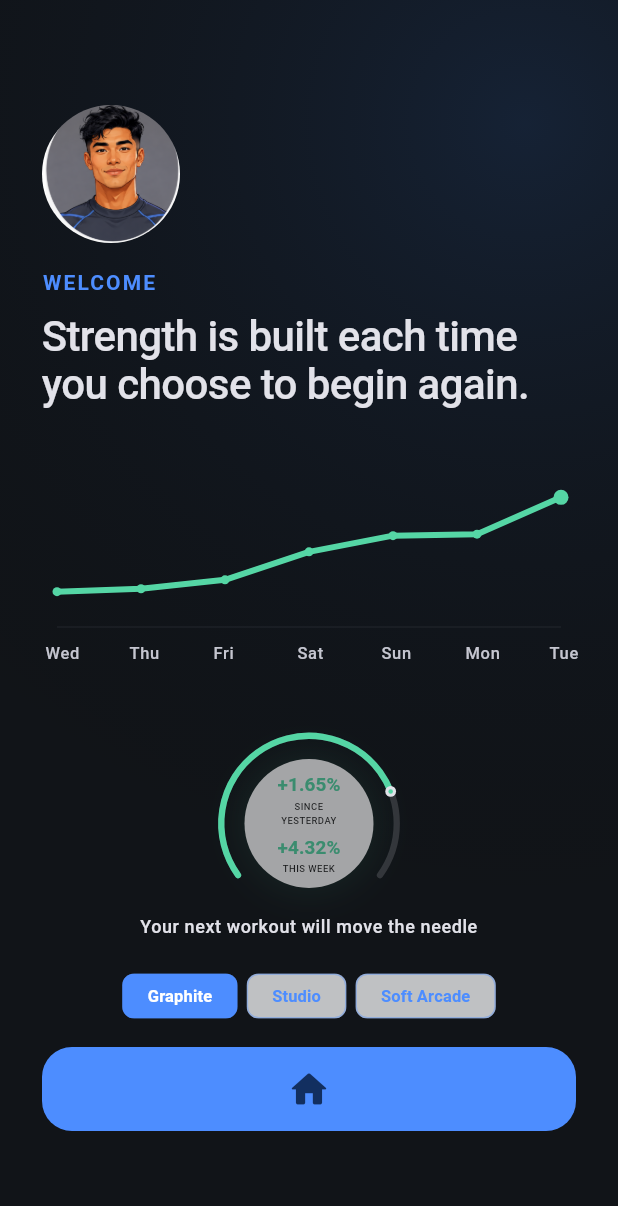
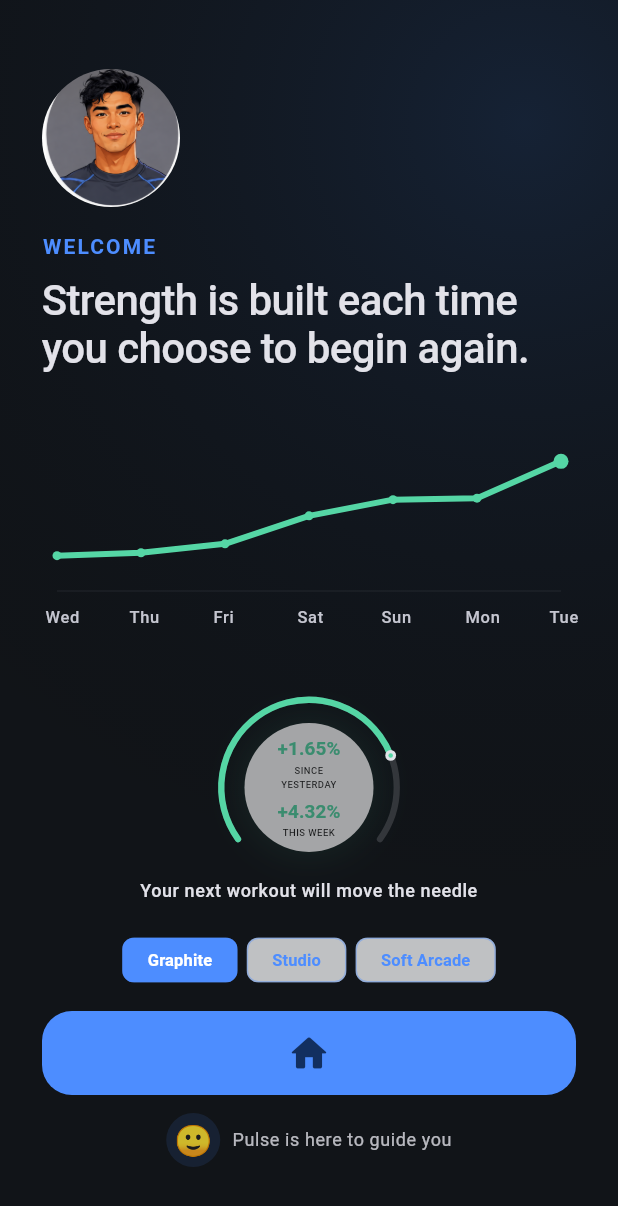
Before and after one commit to HyperspaceArchitecture/fitpulse, a Flutter app: the screen it shows after launch, on a phone screen of 412 x 824 dp. Shown: the top 1206 px of the screen. Run offline on Flutter 3.47's test engine with Material 3 defaults, Android fonts, the phone set to English and light mode, and no system bars; our stand-ins replace flutter_riverpod, go_router, image_picker, shared_preferences.

Commit message:
Introduce Pulse app guide

```diff
--- a/lib/core/routing/app_shell.dart
+++ b/lib/core/routing/app_shell.dart
@@ -37,7 +37,7 @@ class AppShell extends StatelessWidget {
         ),
         (
           path: AppRoutes.coach,
-          label: 'Coach',
+          label: 'Pulse',
           icon: Icons.auto_awesome_outlined,
           selectedIcon: Icons.auto_awesome_rounded,
         ),
--- a/lib/features/coach/application/coach_controller.dart
+++ b/lib/features/coach/application/coach_controller.dart
@@ -31,7 +31,7 @@ class CoachController extends Notifier<CoachState> {
         CoachMessage(
           id: 'welcome',
           role: CoachRole.coach,
-          text: 'I’m your offline FitPulse coach. I can help adjust training, recovery, nutrition habits, and motivation without sending this chat off your device.',
+          text: 'I’m Pulse, your private FitPulse guide. I can help adjust training, recovery, nutrition habits, and motivation without sending this chat off your device.',
           createdAt: DateTime.now().toUtc(),
         ),
       ],
--- a/lib/features/coach/presentation/pages/coach_page.dart
+++ b/lib/features/coach/presentation/pages/coach_page.dart
@@ -150,14 +150,14 @@ class _CoachHeading extends StatelessWidget {
           CircleAvatar(
             backgroundColor: Theme.of(context).colorScheme.primary,
             foregroundColor: Theme.of(context).colorScheme.onPrimary,
-            child: const Icon(Icons.auto_awesome_rounded),
+            child: const Text('🙂', style: TextStyle(fontSize: 24)),
           ),
           const SizedBox(width: 12),
           Expanded(
             child: Column(
               crossAxisAlignment: CrossAxisAlignment.start,
               children: [
-                Text('AI Coach', style: Theme.of(context).textTheme.titleLarge),
+                Text('Pulse', style: Theme.of(context).textTheme.titleLarge),
                 Text(
                   'Offline guidance · not medical advice',
                   style: Theme.of(context).textTheme.bodySmall,
--- a/lib/features/dashboard/presentation/pages/startup_page.dart
+++ b/lib/features/dashboard/presentation/pages/startup_page.dart
@@ -156,6 +156,8 @@ class _StartupPageState extends ConsumerState<StartupPage> {
                           _ThemeSwitcher(selected: selectedTheme),
                           const SizedBox(height: 14),
                           const _EnterAppButton(),
+                          const SizedBox(height: 12),
+                          const _PulseBuddy(),
                         ],
                       );
                     }
@@ -174,6 +176,8 @@ class _StartupPageState extends ConsumerState<StartupPage> {
                               _ThemeSwitcher(selected: selectedTheme),
                               const SizedBox(height: 14),
                               const _EnterAppButton(),
+                              const SizedBox(height: 12),
+                              const _PulseBuddy(),
                             ],
                           ),
                         ),
@@ -354,3 +358,56 @@ class _EnterAppButton extends StatelessWidget {
     );
   }
 }
+
+class _PulseBuddy extends StatefulWidget {
+  const _PulseBuddy();
+
+  @override
+  State<_PulseBuddy> createState() => _PulseBuddyState();
+}
+
+class _PulseBuddyState extends State<_PulseBuddy>
+    with SingleTickerProviderStateMixin {
+  late final AnimationController _controller;
+
+  @override
+  void initState() {
+    super.initState();
+    _controller = AnimationController(
+      vsync: this,
+      duration: const Duration(milliseconds: 1800),
+    )..repeat(reverse: true, count: 6);
+  }
+
+  @override
+  void dispose() {
+    _controller.dispose();
+    super.dispose();
+  }
+
+  @override
+  Widget build(BuildContext context) {
+    final primary = Theme.of(context).colorScheme.primary;
+    return FadeTransition(
+      opacity: Tween(begin: 0.7, end: 1.0).animate(_controller),
+      child: Row(
+        mainAxisAlignment: MainAxisAlignment.center,
+        children: [
+          CircleAvatar(
+            radius: 18,
+            backgroundColor: primary.withValues(alpha: 0.14),
+            child: const Text('🙂', style: TextStyle(fontSize: 20)),
+          ),
+          const SizedBox(width: 8),
+          Flexible(
+            child: Text(
+              'Pulse is here to guide you',
+              style: Theme.of(context).textTheme.bodySmall,
+              overflow: TextOverflow.ellipsis,
+            ),
+          ),
+        ],
+      ),
+    );
+  }
+}
```
Also changed, not shown: 2 other files.
